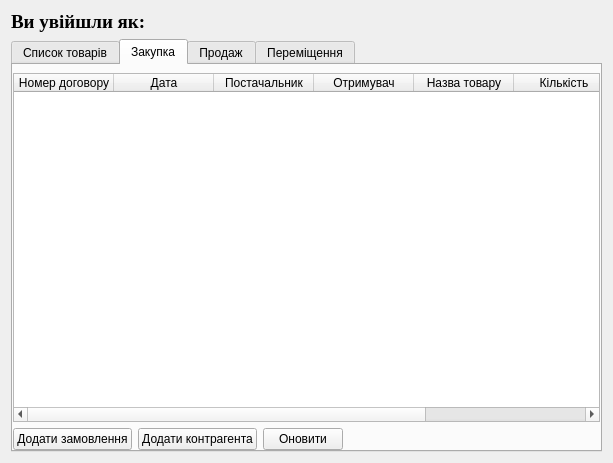
Above: mainwindow.ui from stand-by/Qt_PostgreSQL_application before the change. Below: the same form after it.
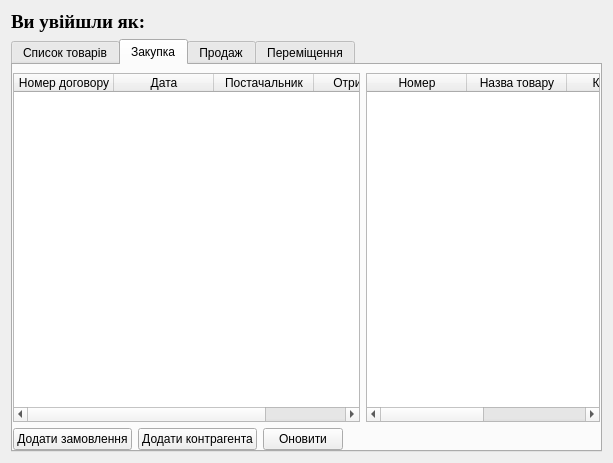
That is the form after the change. The open tabs and pages were chosen to show the change.

Commit message: add tables to UI for details on each type of document

What changed in the file:
```diff
--- a/mainwindow.ui
+++ b/mainwindow.ui
@@ -161,21 +161,6 @@
             <string>Отримувач</string>
            </property>
           </column>
-          <column>
-           <property name="text">
-            <string>Назва товару</string>
-           </property>
-          </column>
-          <column>
-           <property name="text">
-            <string>Кiлькiсть</string>
-           </property>
-          </column>
-          <column>
-           <property name="text">
-            <string>Цiна за од.</string>
-           </property>
-          </column>
          </widget>
         </item>
         <item row="1" column="0">
@@ -216,6 +201,30 @@
           </item>
          </layout>
         </item>
+        <item row="0" column="1">
+         <widget class="QTableWidget" name="table_datails_purchase_goods">
+          <column>
+           <property name="text">
+            <string>Номер</string>
+           </property>
+          </column>
+          <column>
+           <property name="text">
+            <string>Назва товару</string>
+           </property>
+          </column>
+          <column>
+           <property name="text">
+            <string>Кiлькiсть</string>
+           </property>
+          </column>
+          <column>
+           <property name="text">
+            <string>Цiна за од.</string>
+           </property>
+          </column>
+         </widget>
+        </item>
        </layout>
       </widget>
       <widget class="QWidget" name="tab_sell_goods">
```
Left out of the diff: 110 changed lines with no effect on the pictures.
